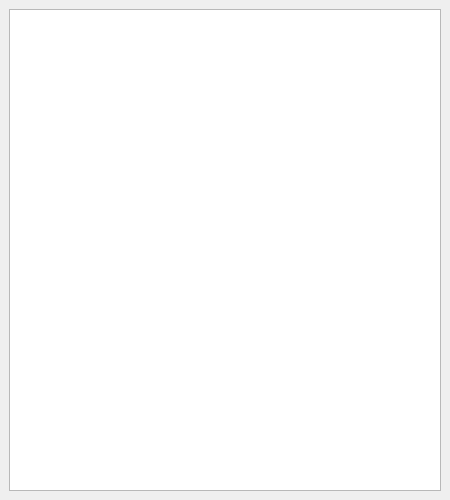
Qt form admin/ui/main_window.ui (aribzhan-dev/EdyBuddy) before a commit.
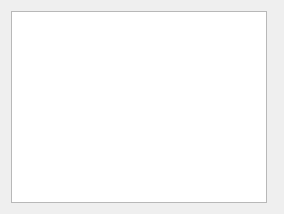
The same form after that commit.

```diff
--- a/admin/ui/main_window.ui
+++ b/admin/ui/main_window.ui
@@ -1,25 +1,31 @@
 <?xml version="1.0" encoding="UTF-8"?>
 <ui version="4.0">
  <class>MainWindow</class>
- <widget class="QMainWindow" name="MainWindow">
-  <property name="geometry">
-   <rect>
-    <x>0</x>
-    <y>0</y>
-    <width>450</width>
-    <height>500</height>
-   </rect>
-  </property>
+ <widget class="QWidget" name="MainWindow">
   <property name="windowTitle">
    <string>Admin Panel</string>
   </property>
-  <widget class="QWidget" name="centralwidget">
-   <layout class="QVBoxLayout" name="verticalLayout">
-    <item>
-     <widget class="QListWidget" name="tableList"/>
-    </item>
-   </layout>
-  </widget>
+
+  <layout class="QHBoxLayout" name="mainLayout">
+
+   <!-- Sidebar: table list -->
+   <item>
+    <widget class="QListWidget" name="tableList">
+     <property name="minimumWidth">
+      <number>280</number>
+     </property>
+     <property name="maximumWidth">
+      <number>280</number>
+     </property>
+    </widget>
+   </item>
+
+   <!-- Pages (stacked views) -->
+   <item>
+    <widget class="QStackedWidget" name="pages"/>
+   </item>
+
+  </layout>
  </widget>
  <resources/>
  <connections/>
```
Left out of the diff: 1 changed line with no effect on the pictures.
